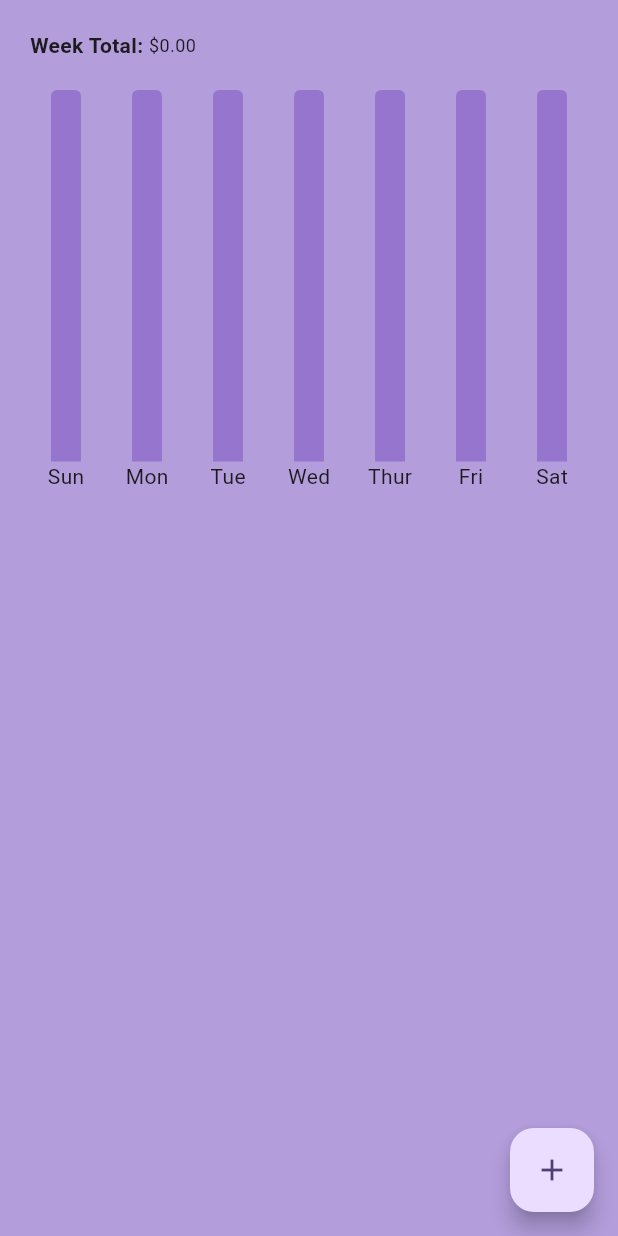
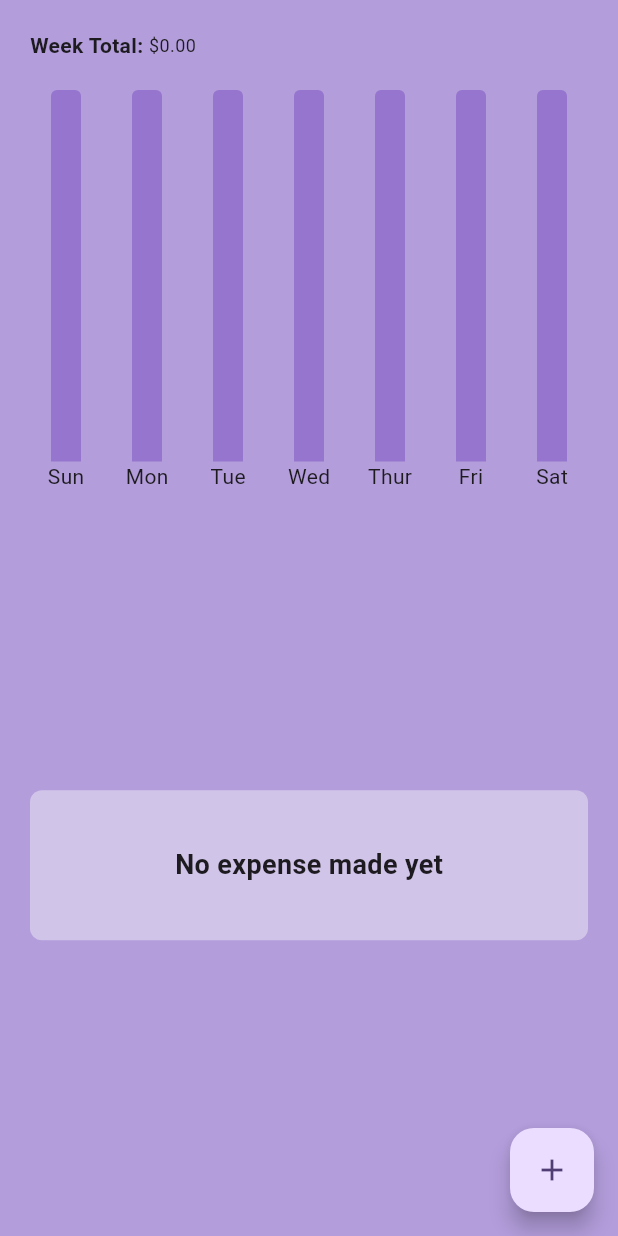
Before and after one commit to oluwadamme/Expense-Tracker, a Flutter app: the screen it shows after launch, on a phone screen of 412 x 824 dp. Run offline on Flutter 3.47's test engine with Material 3 defaults, Android fonts, the phone set to English and light mode, and no system bars; drawn by our look-alikes of fl_chart; our stand-ins replace flutter_bloc, flutter_slidable, hive_flutter; accounts and stored records are empty.

Commit message:
add empty state

```diff
--- a/lib/src/home_page.dart
+++ b/lib/src/home_page.dart
@@ -4,7 +4,6 @@ import 'package:expense_tracker/src/widgets/expense_summary.dart';
 import 'package:expense_tracker/src/widgets/expense_tile.dart';
 import 'package:flutter/material.dart';
 import 'package:flutter_bloc/flutter_bloc.dart';
-import 'package:flutter_slidable/flutter_slidable.dart';
 
 class HomePage extends StatefulWidget {
   const HomePage({super.key});
@@ -16,6 +15,7 @@ class HomePage extends StatefulWidget {
 class _HomePageState extends State<HomePage> {
   final nameController = TextEditingController();
   final amountController = TextEditingController();
+
   @override
   void initState() {
     super.initState();
@@ -39,7 +39,22 @@ class _HomePageState extends State<HomePage> {
             ),
             Expanded(
               flex: 3,
-              child: ListView.separated(
+              child: state.isEmpty
+                  ? Center(
+                      child: Container(
+                        margin: const EdgeInsets.symmetric(horizontal: 20),
+                        decoration:
+                            BoxDecoration(color: Colors.deepPurple.shade100, borderRadius: BorderRadius.circular(8)),
+                        height: 100,
+                        width: double.maxFinite,
+                        alignment: Alignment.center,
+                        child: const Text(
+                          'No expense made yet',
+                          style: TextStyle(fontSize: 18, fontWeight: FontWeight.bold),
+                        ),
+                      ),
+                    )
+                  : ListView.separated(
                       padding: const EdgeInsets.symmetric(horizontal: 5),
                       itemBuilder: (context, index) =>
                           ExpenseTile(expense: state[index], onPressed: (context) => deleteExpense(state[index])),
```
Lines whose indentation alone changed are shown as unchanged.
